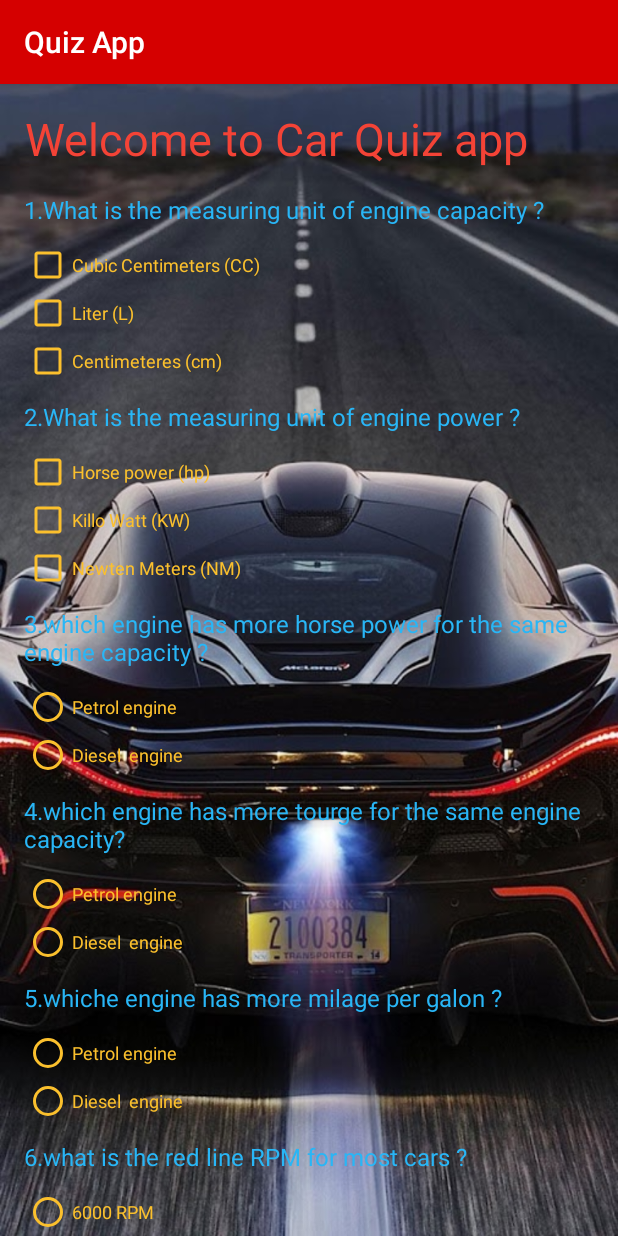
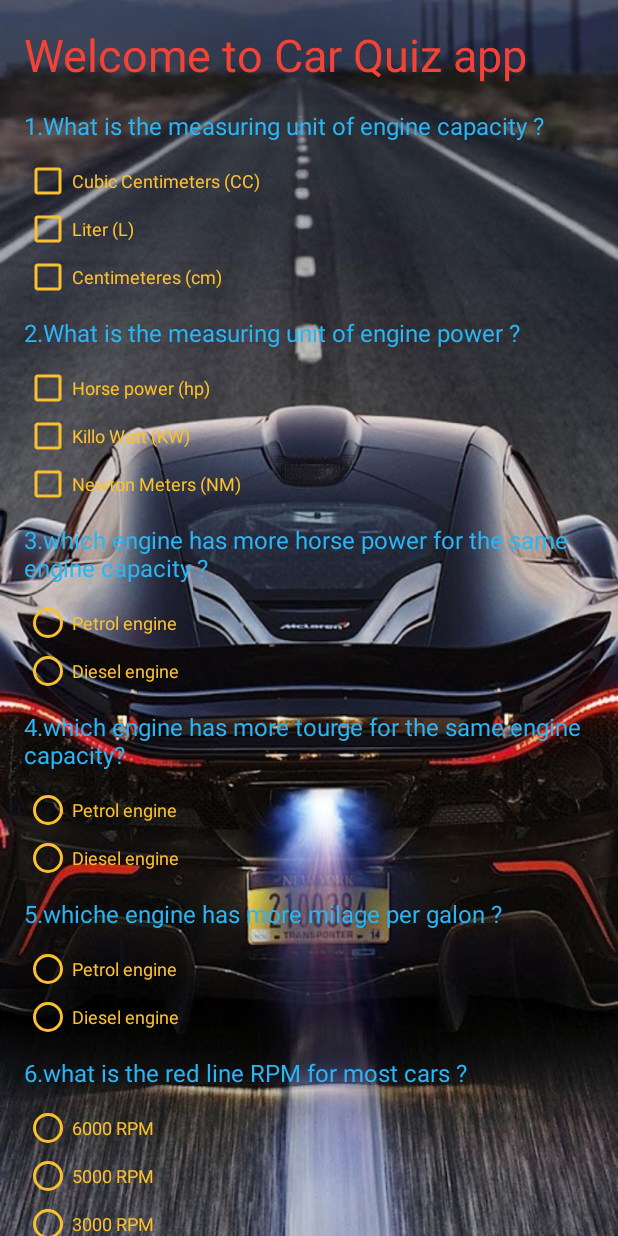
Before and after one commit to megedy12/Quizz-App, an Android app: the screen it shows after launch (MainActivity), on a phone screen of 412 x 824 dp. Run offline under Robolectric (Android 15) with nearby library versions, the phone set to English and light mode, and no system bars.

Commit message:
Add files via upload

```diff
--- a/src/main/res/layout/activity_main.xml
+++ b/src/main/res/layout/activity_main.xml
@@ -5,7 +5,8 @@
     android:layout_width="match_parent"
     android:layout_height="match_parent"
 android:background="@drawable/supercar"
-    tools:context="com.example.android.quizapp.MainActivity">
+    tools:context="com.example.android.quizapp.MainActivity"
+   >
 
     <LinearLayout
         android:layout_width="match_parent"
@@ -16,7 +17,7 @@ android:background="@drawable/supercar"
         <TextView
             android:layout_width="wrap_content"
             android:layout_height="wrap_content"
-            android:text="Welcome to Car Quiz app "
+            android:text="@string/welcomeTag"
             android:textSize="30sp"
             android:textAlignment="center"
             android:textColor="#F44336"
@@ -28,7 +29,7 @@ android:background="@drawable/supercar"
         <TextView
             android:layout_width="wrap_content"
             android:layout_height="wrap_content"
-            android:text="1.What is the measuring unit of engine capacity ?"
+            android:text="@string/question_1"
             android:textAppearance="@style/QStyle"
             android:layout_marginBottom="10dp"/>
 
@@ -36,7 +37,7 @@ android:background="@drawable/supercar"
             android:id="@+id/Q1_CC_checkbox"
             android:layout_width="wrap_content"
             android:layout_height="wrap_content"
-            android:text="Cubic Centimeters (CC)"
+            android:text="@string/question_1_answer_A"
             android:textColor="#FBC02D"
             android:textSize="12sp"
             android:buttonTint="#FBC02D"/>
@@ -45,7 +46,7 @@ android:background="@drawable/supercar"
             android:id="@+id/Q1_L_checkbox"
             android:layout_width="wrap_content"
             android:layout_height="wrap_content"
-            android:text="Liter (L)"
+            android:text="@string/question_1_answer_B"
             android:textColor="#FBC02D"
             android:textSize="12sp"
             android:buttonTint="#FBC02D"/>
@@ -54,7 +55,7 @@ android:background="@drawable/supercar"
         <CheckBox
             android:layout_width="wrap_content"
             android:layout_height="wrap_content"
-            android:text="Centimeteres (cm)"
+            android:text="@string/question_1_answer_C"
             android:textColor="#FBC02D"
             android:textSize="12sp"
             android:buttonTint="#FBC02D"/>
@@ -64,7 +65,7 @@ android:background="@drawable/supercar"
         <TextView
             android:layout_width="wrap_content"
             android:layout_height="wrap_content"
-            android:text="2.What is the measuring unit of engine power ?"
+            android:text="@string/question_2"
             android:textAppearance="@style/QStyle"
             android:layout_marginBottom="10dp"
             android:layout_marginTop="10dp"/>
@@ -73,7 +74,7 @@ android:background="@drawable/supercar"
             android:id="@+id/Q2_hp_checkbox"
             android:layout_width="wrap_content"
             android:layout_height="wrap_content"
-            android:text="Horse power (hp)"
+            android:text="@string/question_2_answer_A"
             android:textColor="#FBC02D"
             android:textSize="12sp"
             android:buttonTint="#FBC02D"/>
@@ -83,7 +84,7 @@ android:background="@drawable/supercar"
             android:id="@+id/Q2_kw_checkbox"
             android:layout_width="wrap_content"
             android:layout_height="wrap_content"
-            android:text="Killo Watt (KW)"
+            android:text="@string/question_2_answer_B"
             android:textColor="#FBC02D"
             android:textSize="12sp"
              android:buttonTint="#FBC02D"/>
@@ -92,7 +93,7 @@ android:background="@drawable/supercar"
         <CheckBox
             android:layout_width="wrap_content"
             android:layout_height="wrap_content"
-            android:text="Newten Meters (NM)"
+            android:text="@string/question_2_answer_C"
             android:textColor="#FBC02D"
             android:textSize="12sp"
             android:buttonTint="#FBC02D"/>
@@ -101,7 +102,7 @@ android:background="@drawable/supercar"
         <TextView
             android:layout_width="wrap_content"
             android:layout_height="wrap_content"
-            android:text="3.which engine has more horse power for the same engine capacity ?"
+            android:text="@string/question_3"
             android:textAppearance="@style/QStyle"
             android:layout_marginBottom="10dp"
             android:layout_marginTop="10dp"/>
@@ -114,7 +115,7 @@ android:background="@drawable/supercar"
                 android:id="@+id/Q3_radio_button"
                 android:layout_width="wrap_content"
                 android:layout_height="wrap_content"
-                android:text="Petrol engine"
+                android:text="@string/question_3_answer_A"
                 android:textColor="#FBC02D"
                 android:textSize="12sp"
                 android:buttonTint="#FBC02D"
@@ -124,7 +125,7 @@ android:background="@drawable/supercar"
             <RadioButton
                 android:layout_width="wrap_content"
                 android:layout_height="wrap_content"
-                android:text="Diesel  engine "
+                android:text="@string/question_3_answer_B"
                 android:textColor="#FBC02D"
                 android:textSize="12sp"
                 android:buttonTint="#FBC02D"/>
@@ -135,7 +136,7 @@ android:background="@drawable/supercar"
         <TextView
             android:layout_width="wrap_content"
             android:layout_height="wrap_content"
-            android:text="4.which engine has more tourge for the same engine capacity?"
+            android:text="@string/question_4"
             android:textAppearance="@style/QStyle"
             android:layout_marginBottom="10dp"
             android:layout_marginTop="10dp"/>
@@ -148,7 +149,7 @@ android:background="@drawable/supercar"
             <RadioButton
                 android:layout_width="wrap_content"
                 android:layout_height="wrap_content"
-                android:text="Petrol engine"
+                android:text="@string/question_4_answer_A"
                 android:textColor="#FBC02D"
                 android:textSize="12sp"
                 android:buttonTint="#FBC02D"/>
@@ -158,7 +159,7 @@ android:background="@drawable/supercar"
                 android:id="@+id/Q4_radio_button"
                 android:layout_width="wrap_content"
                 android:layout_height="wrap_content"
-                android:text="Diesel  engine "
+                android:text="@string/question_4_answer_B"
                 android:textColor="#FBC02D"
                 android:textSize="12sp"
                 android:buttonTint="#FBC02D"/>
@@ -170,7 +171,7 @@ android:background="@drawable/supercar"
         <TextView
             android:layout_width="wrap_content"
             android:layout_height="wrap_content"
-            android:text="5.whiche engine has more milage per galon ?"
+            android:text="@string/question_5"
             android:textAppearance="@style/QStyle"
             android:layout_marginBottom="10dp"
             android:layout_marginTop="10dp"/>
@@ -183,7 +184,7 @@ android:background="@drawable/supercar"
             <RadioButton
                 android:layout_width="wrap_content"
                 android:layout_height="wrap_content"
-                android:text="Petrol engine"
+                android:text="@string/question_5_answer_A"
                 android:textColor="#FBC02D"
                 android:textSize="12sp"
                 android:buttonTint="#FBC02D"/>
@@ -193,7 +194,7 @@ android:background="@drawable/supercar"
                 android:id="@+id/Q5_radio_button"
                 android:layout_width="wrap_content"
                 android:layout_height="wrap_content"
-                android:text="Diesel  engine "
+                android:text="@string/question_5_answer_B"
                 android:textColor="#FBC02D"
                 android:textSize="12sp"
                 android:buttonTint="#FBC02D"/>
@@ -204,7 +205,7 @@ android:background="@drawable/supercar"
         <TextView
             android:layout_width="wrap_content"
             android:layout_height="wrap_content"
-            android:text="6.what is the red line RPM for most cars ?"
+            android:text="@string/question_6"
             android:textAppearance="@style/QStyle"
             android:layout_marginBottom="10dp"
             android:layout_marginTop="10dp"/>
@@ -219,7 +220,7 @@ android:background="@drawable/supercar"
                 android:id="@+id/Q6_radio_button"
                 android:layout_width="wrap_content"
                 android:layout_height="wrap_content"
-                android:text="6000 RPM"
+                android:text="@string/question_6_answer_A"
                 android:textColor="#FBC02D"
                 android:textSize="12sp"
                 android:buttonTint="#FBC02D"/>
@@ -228,7 +229,7 @@ android:background="@drawable/supercar"
             <RadioButton
                 android:layout_width="wrap_content"
                 android:layout_height="wrap_content"
-                android:text="5000 RPM"
+                android:text="@string/question_6_answer_B"
                 android:textColor="#FBC02D"
                 android:textSize="12sp"
                 android:buttonTint="#FBC02D"/>
@@ -237,7 +238,7 @@ android:background="@drawable/supercar"
             <RadioButton
                 android:layout_width="wrap_content"
                 android:layout_height="wrap_content"
-                android:text="3000 RPM"
+                android:text="@string/question_6_answer_C"
                 android:textColor="#FBC02D"
                 android:textSize="12sp"
                 android:buttonTint="#FBC02D"/>
@@ -248,7 +249,7 @@ android:background="@drawable/supercar"
         <TextView
             android:layout_width="wrap_content"
             android:layout_height="wrap_content"
-            android:text="7.what is the stoichiometric air fuel ratio ?"
+            android:text="@string/question_7"
             android:textAppearance="@style/QStyle"
             android:layout_marginBottom="10dp"
             android:layout_marginTop="10dp"/>
@@ -261,7 +262,7 @@ android:background="@drawable/supercar"
             <RadioButton
                 android:layout_width="wrap_content"
                 android:layout_height="wrap_content"
-                android:text="15"
+                android:text="@string/question_7_answer_A"
                 android:textColor="#FBC02D"
                 android:textSize="12sp"
                 android:buttonTint="#FBC02D"/>
@@ -271,7 +272,7 @@ android:background="@drawable/supercar"
                 android:id="@+id/Q7_radio_button"
                 android:layout_width="wrap_content"
                 android:layout_height="wrap_content"
-                android:text="14.7"
+                android:text="@string/question_7_answer_B"
                 android:textColor="#FBC02D"
                 android:textSize="12sp"
                 android:buttonTint="#FBC02D"/>
@@ -280,7 +281,7 @@ android:background="@drawable/supercar"
             <RadioButton
                 android:layout_width="wrap_content"
                 android:layout_height="wrap_content"
-                android:text="18"
+                android:text="@string/question_7_answer_C"
                 android:textColor="#FBC02D"
                 android:textSize="12sp"
                 android:buttonTint="#FBC02D"/>
@@ -292,7 +293,7 @@ android:background="@drawable/supercar"
             android:id="@+id/submit_button"
             android:layout_width="wrap_content"
             android:layout_height="wrap_content"
-            android:text="Submit"
+            android:text="@string/submit_button"
             android:layout_gravity="center_horizontal"
             android:layout_marginBottom="16dp"
             android:onClick="submitAnswers"
--- a/src/main/res/values/strings.xml
+++ b/src/main/res/values/strings.xml
@@ -1,3 +1,30 @@
 <resources>
     <string name="app_name">Quiz App</string>
+    <string name="welcomeTag">Welcome to Car Quiz app</string>
+    <string name="question_1">1.What is the measuring unit of engine capacity ?</string>
+    <string name="question_1_answer_A">Cubic Centimeters (CC)</string>
+    <string name="question_1_answer_B">Liter (L)</string>
+    <string name="question_1_answer_C">Centimeteres (cm)</string>
+    <string name="question_2">2.What is the measuring unit of engine power ?</string>
+    <string name="question_2_answer_A">Horse power (hp)</string>
+    <string name="question_2_answer_B">Killo Watt (KW)</string>
+    <string name="question_2_answer_C">Newton Meters (NM)</string>
+    <string name="question_3">3.which engine has more horse power for the same engine capacity ?</string>
+    <string name="question_3_answer_A">Petrol engine</string>
+    <string name="question_3_answer_B">Diesel engine</string>
+    <string name="question_4">4.which engine has more tourge for the same engine capacity?</string>
+    <string name="question_4_answer_A">Petrol engine</string>
+    <string name="question_4_answer_B">Diesel engine</string>
+    <string name="question_5">5.whiche engine has more milage per galon ?</string>
+    <string name="question_5_answer_A">Petrol engine</string>
+    <string name="question_5_answer_B">Diesel engine</string>
+    <string name="question_6">6.what is the red line RPM for most cars ?</string>
+    <string name="question_6_answer_A">6000 RPM</string>
+    <string name="question_6_answer_B">5000 RPM</string>
+    <string name="question_6_answer_C">3000 RPM</string>
+    <string name="question_7">7.what is the stoichiometric air fuel ratio ?</string>
+    <string name="question_7_answer_A">15</string>
+    <string name="question_7_answer_B">14.7</string>
+    <string name="question_7_answer_C">18</string>
+    <string name="submit_button">Submit</string>
 </resources>
--- a/src/main/res/values/styles.xml
+++ b/src/main/res/values/styles.xml
@@ -1,7 +1,7 @@
 <resources>
 
     <!-- Base application theme. -->
-    <style name="AppTheme" parent="Theme.AppCompat.Light.DarkActionBar">
+    <style name="AppTheme" parent="Theme.AppCompat.Light.NoActionBar">
         <!-- Customize your theme here. -->
         <item name="colorPrimary">#D50000</item>
         <item name="colorPrimaryDark">#B71C1C</item>
```
